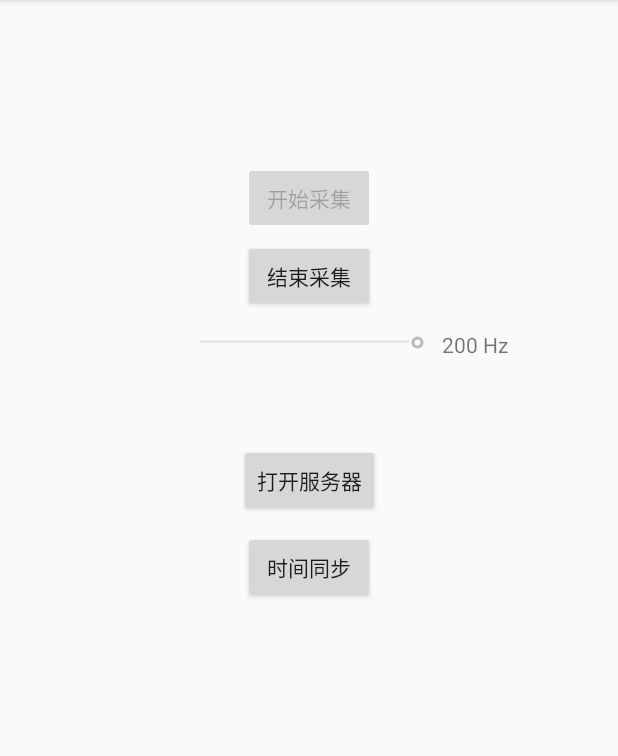
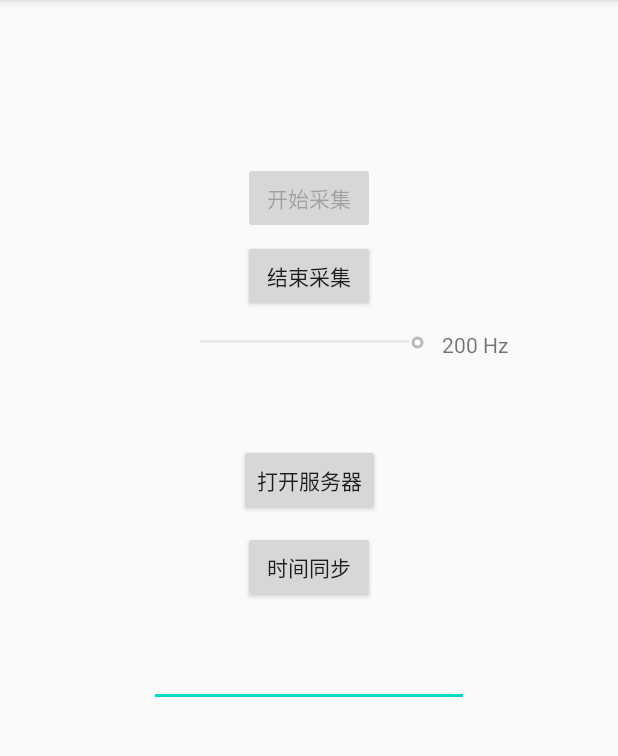
Before and after one commit to DoDoLilo/OriBee, an Android app: the screen it shows after launch (MainActivity), after a tap on "开始采集", on a phone screen of 412 x 824 dp, the part 84-840 px from its top. Run offline under Robolectric (Android 15) with nearby library versions, the phone set to English and light mode, and no system bars.

Commit message:
replace out-of-date code impl

```diff
--- a/app/src/main/java/com/dadachen/oribee/MainActivity.kt
+++ b/app/src/main/java/com/dadachen/oribee/MainActivity.kt
@@ -145,7 +145,7 @@
         thread(start = true) {
             while (recording){
                 val content = "${System.currentTimeMillis()},${acc[0]},${acc[1]},${acc[2]},${gyro[0]},${gyro[1]},${gyro[2]},${rotVector[0]},${rotVector[1]},${rotVector[2]},${rotVector[3]}"
-                stringBuilder.appendln(content)
+                stringBuilder.appendLine(content)
                 Thread.sleep((1000/frequency).toLong())
             }
         }
--- a/app/src/main/res/layout/activity_choose.xml
+++ b/app/src/main/res/layout/activity_choose.xml
@@ -67,4 +67,24 @@
         app:layout_constraintStart_toStartOf="parent"
         app:layout_constraintTop_toBottomOf="@+id/bt_server_time" />
 
+    <TextView
+        android:id="@+id/tv_local_ip_address"
+        android:layout_width="wrap_content"
+        android:layout_height="wrap_content"
+        android:layout_marginTop="20dp"
+        app:layout_constraintEnd_toEndOf="parent"
+        app:layout_constraintStart_toStartOf="parent"
+        app:layout_constraintTop_toBottomOf="@+id/seekBar_frequency" />
+
+    <EditText
+        android:id="@+id/ev_remote_ip_address"
+        android:layout_width="wrap_content"
+        android:layout_height="wrap_content"
+        android:layout_marginTop="24dp"
+        android:ems="10"
+        android:inputType="number"
+        app:layout_constraintEnd_toEndOf="parent"
+        app:layout_constraintStart_toStartOf="parent"
+        app:layout_constraintTop_toBottomOf="@+id/bt_time_sync" />
+
 </androidx.constraintlayout.widget.ConstraintLayout>
```
